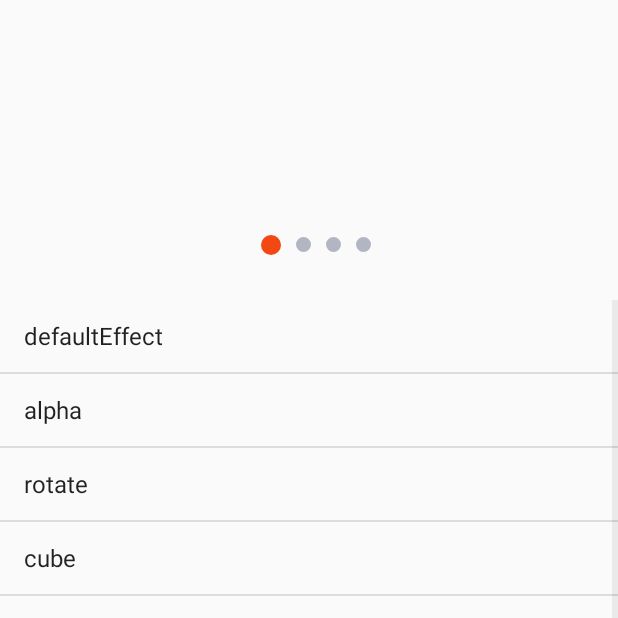
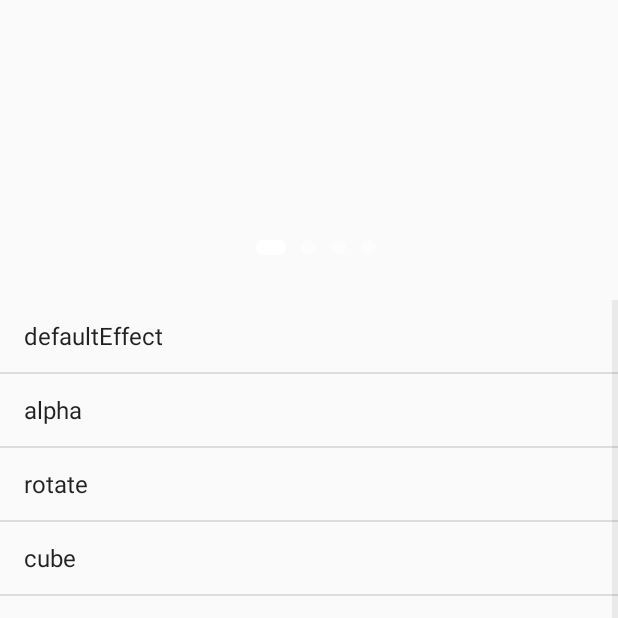
Before and after one commit to CaiXiaoShuang/XBanners, an Android app: the MainActivity screen opened directly, with no data from a screen before it, on a phone screen of 412 x 824 dp, the top half of it. Run offline under Robolectric (Android 15) with nearby library versions, the phone set to English and light mode, and no system bars; libraries missing offline, so code that uses them is left out: com.nineoldandroids.view, com.nostra13.universalimageloader; 17 statements that could not run were skipped.

Commit message:
<imp 蔡晓双>添加自定义高度

```diff
--- a/CaiXiaoShuangBanners/src/main/java/com/hatsune/caixiaoshuangbanners/XBanners.java
+++ b/CaiXiaoShuangBanners/src/main/java/com/hatsune/caixiaoshuangbanners/XBanners.java
@@ -50,6 +50,7 @@ public class XBanners<T> extends FrameLayout implements ViewPager.OnPageChangeLi
     private LinearLayout indicatorLayout;
     private LBaseAdapter adapter;
     private int pageItemWidth;
+    private int pageItemHeight;
     private ViewPagerScroller mScroller;
     private ViewPagerAdapter mAdapter;
 
@@ -69,6 +70,8 @@ public class XBanners<T> extends FrameLayout implements ViewPager.OnPageChangeLi
     private int mSlectIndicatorRes = R.drawable.page_indicator_select;//选中指示器
     private int mUnSlectIndicatorRes = R.drawable.page_indicator_unselect;//未选中指示器
     private int mIndicatorWidth = 5;//默认指示器大小
+    private int mIndicatorHeight=5;//高度
+
 
 
     private int mTextColor = Color.WHITE;//文字颜色
@@ -124,6 +127,7 @@ public class XBanners<T> extends FrameLayout implements ViewPager.OnPageChangeLi
         mUnSlectIndicatorRes = typedArray.getResourceId(R.styleable.LMBanners_indicator_unselect, R.drawable.page_indicator_unselect);
         indicatorBottomPadding = typedArray.getInt(R.styleable.LMBanners_indicatorBottomPadding, 20);
         mIndicatorWidth = typedArray.getInteger(R.styleable.LMBanners_indicator_width, 5);//指示器大小
+        mIndicatorHeight = typedArray.getInteger(R.styleable.LMBanners_indicator_height, 5);//指示器大小
         pageTransFormerIndex = typedArray.getInt(R.styleable.LMBanners_horizontal_transitionEffect, TransitionEffect.Default.ordinal());
         mTransitionEffect = TransitionEffect.values()[pageTransFormerIndex];
         isVertical = typedArray.getBoolean(R.styleable.LMBanners_isVertical, false);
@@ -145,6 +149,7 @@ public class XBanners<T> extends FrameLayout implements ViewPager.OnPageChangeLi
         this.btnStart = (Button) view.findViewById(R.id.btn_start);
 
         pageItemWidth = ScreenUtils.dip2px(context, mIndicatorWidth);
+        pageItemHeight=ScreenUtils.dip2px(context,mIndicatorHeight);
         this.viewPager.addOnPageChangeListener(this);
         setIndicatorBottomPadding();
         //如果是纵向滑动重新进行初始化
@@ -195,7 +200,7 @@ public class XBanners<T> extends FrameLayout implements ViewPager.OnPageChangeLi
             View view = new View(context);
             if (currentPosition == i) {
                 view.setPressed(true);
-                LinearLayout.LayoutParams params = new LinearLayout.LayoutParams(pageItemWidth + ScreenUtils.dip2px(context, 3), pageItemWidth + ScreenUtils.dip2px(context, 3));
+                LinearLayout.LayoutParams params = new LinearLayout.LayoutParams(pageItemHeight + ScreenUtils.dip2px(context, 3), pageItemWidth + ScreenUtils.dip2px(context, 3));
                 params.setMargins(pageItemWidth, 0, 0, 0);
                 view.setLayoutParams(params);
                 view.setBackgroundResource(mSlectIndicatorRes);
@@ -288,7 +293,7 @@ public class XBanners<T> extends FrameLayout implements ViewPager.OnPageChangeLi
             View view = indicatorLayout.getChildAt(i);
             if (position % showCount == i) {
                 view.setSelected(true);
-                LinearLayout.LayoutParams params = new LinearLayout.LayoutParams(pageItemWidth + ScreenUtils.dip2px(context, 3), pageItemWidth + ScreenUtils.dip2px(context, 3));
+                LinearLayout.LayoutParams params = new LinearLayout.LayoutParams(pageItemHeight, pageItemWidth);
                 params.setMargins(pageItemWidth, 0, 0, 0);
                 view.setLayoutParams(params);
                 view.setBackgroundResource(mSlectIndicatorRes);
@@ -477,9 +482,11 @@ public class XBanners<T> extends FrameLayout implements ViewPager.OnPageChangeLi
      *
      * @param width
      */
-    public void setIndicatorWidth(int width) {
+    public void setIndicatorWidth(int width,int height) {
         this.mIndicatorWidth = width;
+        this.mIndicatorHeight = height;
         pageItemWidth = ScreenUtils.dip2px(context, mIndicatorWidth);
+        pageItemHeight = ScreenUtils.dip2px(context, mIndicatorHeight);
     }
 
     /**
--- a/CaiXiaoShuangBanners/src/main/res/values/attrs.xml
+++ b/CaiXiaoShuangBanners/src/main/res/values/attrs.xml
@@ -20,6 +20,8 @@
         <attr name="isVertical" format="boolean" />
         <!--指示器原点大小-->
         <attr name="indicator_width" format="integer" />
+        <!--指示器原点大小-->
+        <attr name="indicator_height" format="integer" />
 
     </declare-styleable>
     <attr name="horizontal_transitionEffect" format="enum">
--- a/app/src/main/java/com/hatsune/banners/GuideActivity.java
+++ b/app/src/main/java/com/hatsune/banners/GuideActivity.java
@@ -72,7 +72,7 @@ public class GuideActivity extends AppCompatActivity {
         xBanners.setCanLoop(false);
         xBanners.setScrollDurtion(1200);
         xBanners.setIndicatorBottomPadding(30);
-        xBanners.setIndicatorWidth(10);
+        xBanners.setIndicatorWidth(10,10);
 //      xBanners.setHoriZontalTransitionEffect(TransitionEffect.Default);
         xBanners.setHoriZontalCustomTransformer(new ParallaxTransformer(R.id.id_image));
         xBanners.setIndicatorPosition(XBanners.IndicaTorPosition.BOTTOM_MID);
--- a/app/src/main/java/com/hatsune/banners/MainActivity.java
+++ b/app/src/main/java/com/hatsune/banners/MainActivity.java
@@ -57,11 +57,11 @@ public class MainActivity extends AppCompatActivity {
         xBanners.setVertical(false);//是否锤子播放
         xBanners.setScrollDurtion(2000);//两页切换时间
         xBanners.setCanLoop(true);//循环播放
-        xBanners.setSelectIndicatorRes(R.drawable.guide_indicator_select);//选中的原点
-        xBanners.setUnSelectUnIndicatorRes(R.drawable.guide_indicator_unselect);//未选中的原点
+        xBanners.setSelectIndicatorRes(R.drawable.icon_point_white);//选中的原点
+        xBanners.setUnSelectUnIndicatorRes(R.drawable.icon_point);//未选中的原点
         //若自定义原点到底部的距离,默认20,必须在setIndicatorWidth之前调用
         xBanners.setIndicatorBottomPadding(30);
-        xBanners.setIndicatorWidth(10);//原点默认为5dp
+        xBanners.setIndicatorWidth(10,20);//原点默认为5dp
         xBanners.setHoriZontalTransitionEffect(TransitionEffect.ZoomStack);//选中喜欢的样式
 //        xBanners.setHoriZontalCustomTransformer(new ParallaxTransformer(R.id.id_image));//自定义样式
         xBanners.setDurtion(3000);//轮播切换时间
```
Also changed, not shown: app/src/main/res/drawable/icon_point.png (added), app/src/main/res/drawable/icon_point_white.png (added).
